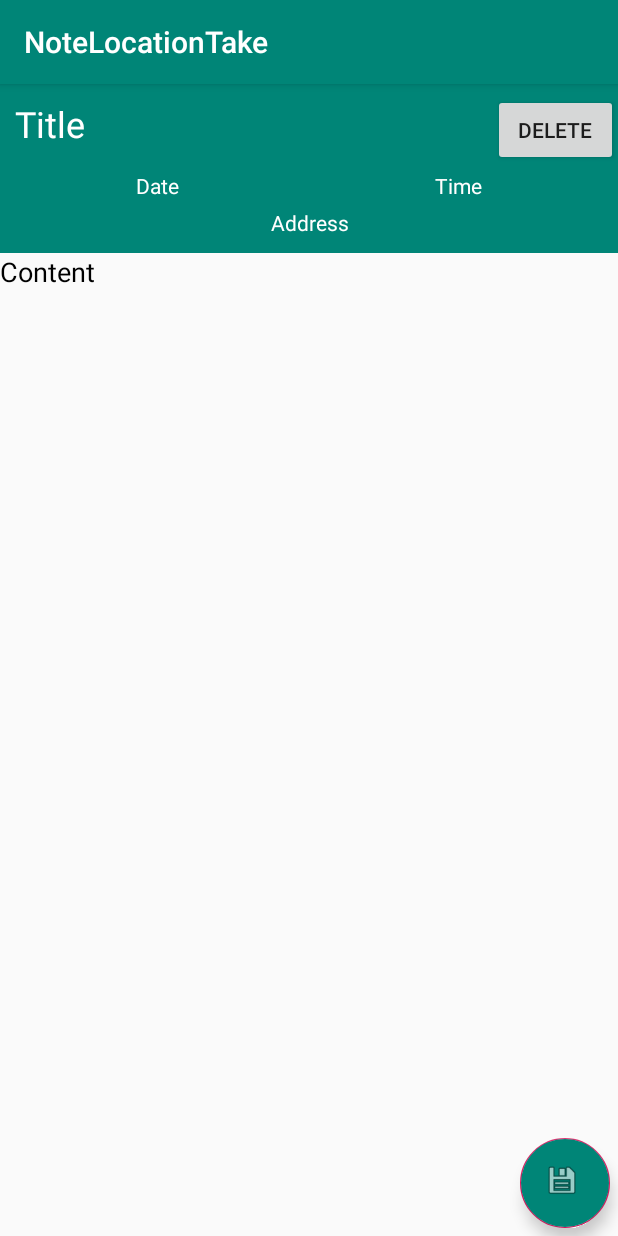
After one commit to Kaosorer/NoteLocationTake, an Android app: the DetailActivity screen opened directly, with no data from a screen before it, on a phone screen of 412 x 824 dp. The commit adds this screen. Run offline under Robolectric (Android 15) with nearby library versions, the phone set to English and light mode, and no system bars; 6 statements that could not run were skipped.

Commit message:
Added deletion of notes; Edit notes class created

```diff
--- /dev/null
+++ b/app/src/main/java/com/example/notelocationtake/DetailActivity.java
@@ -0,0 +1,65 @@
+package com.example.notelocationtake;
+
+import android.content.Intent;
+import android.os.Bundle;
+import android.view.View;
+import android.widget.Button;
+import android.widget.TextView;
+import android.widget.Toast;
+
+import androidx.appcompat.app.AppCompatActivity;
+
+import com.google.android.material.floatingactionbutton.FloatingActionButton;
+
+public class DetailActivity extends AppCompatActivity {
+
+    TextView titleEA, dateEA, timeEA, addressEA, contentEA;
+    DBHelper dbHelper;
+    Note note;
+
+
+    @Override
+    protected void onCreate(Bundle savedInstanceState) {
+        super.onCreate(savedInstanceState);
+        setContentView(R.layout.activity_see_detail);
+
+        Intent intent = getIntent();
+        Long id = intent.getLongExtra("ID",0);
+
+        dbHelper = new DBHelper(this);
+        note = dbHelper.getNote(id);
+
+        //Toast.makeText(this,"Title = "+note.getTitle(), Toast.LENGTH_SHORT).show();//Test for index match
+
+        titleEA = findViewById(R.id.textViewTitleActEdit);
+        contentEA = findViewById(R.id.textViewContentActEdit);
+        dateEA = findViewById(R.id.textViewDateActEdit);
+        timeEA = findViewById(R.id.textViewTimeActEdit);
+        addressEA = findViewById(R.id.textViewAddressActEdit);
+
+        titleEA.setText(note.getTitle());
+        contentEA.setText(note.getContent());
+        dateEA.setText(note.getDate());
+        timeEA.setText(note.getTime());
+        addressEA.setText(note.getAddress());
+
+        Button delButton = findViewById(R.id.buttonNoteDel);
+        delButton.setOnClickListener(new View.OnClickListener() {
+            @Override
+            public void onClick(View view) {
+                dbHelper.deleteNote(note.getID());
+                startActivity(new Intent(getApplicationContext(),MainActivity.class));
+                Toast.makeText(getApplicationContext(),"Note Deleted!", Toast.LENGTH_SHORT).show();
+            }
+        });
+
+        FloatingActionButton deleteNoteFAB = findViewById(R.id.editFAB);
+        deleteNoteFAB.setOnClickListener(new View.OnClickListener() {
+            @Override
+            public void onClick(View view) {
+
+            }
+        });
+
+    }
+}
--- /dev/null
+++ b/app/src/main/res/layout/activity_see_detail.xml
@@ -0,0 +1,113 @@
+<?xml version="1.0" encoding="utf-8"?>
+<androidx.constraintlayout.widget.ConstraintLayout xmlns:android="http://schemas.android.com/apk/res/android"
+    xmlns:app="http://schemas.android.com/apk/res-auto"
+    xmlns:tools="http://schemas.android.com/tools"
+    android:layout_width="match_parent"
+    android:layout_height="match_parent"
+    android:orientation="vertical">
+
+    <LinearLayout
+        android:id="@+id/topRowContainer"
+        android:layout_width="match_parent"
+        android:layout_height="wrap_content"
+        app:layout_constraintTop_toTopOf="parent"
+        android:backgroundTint="@color/colorPrimary"
+        android:background="@color/colorPrimary"
+        >
+
+        <TextView
+            android:id="@+id/textViewTitleActEdit"
+            android:layout_width="match_parent"
+            android:layout_height="wrap_content"
+            android:background="@color/colorPrimary"
+            android:ems="10"
+            android:text="Title"
+            android:padding="10dp"
+            android:textColor="#FFFFFF"
+            android:layout_weight="19"
+            android:textSize="24dp"
+            />
+
+        <Button
+            android:id="@+id/buttonNoteDel"
+            android:layout_width="wrap_content"
+            android:layout_height="wrap_content"
+            android:layout_weight="1"
+            android:text="Delete" />
+
+    </LinearLayout>
+
+    <TextView
+        android:textSize="18sp"
+        android:textColor="#000"
+        android:id="@+id/textViewContentActEdit"
+        android:layout_width="match_parent"
+        android:layout_height="0dp"
+        android:background="@null"
+        android:ems="10"
+        android:gravity="top"
+        android:text="Content"
+        app:layout_constraintBottom_toBottomOf="parent"
+        app:layout_constraintTop_toBottomOf="@id/dateTimeAddressBlock" />
+
+    <LinearLayout
+        android:background="@color/colorPrimary"
+        app:layout_constraintTop_toBottomOf="@id/topRowContainer"
+        android:id="@+id/dateTimeAddressBlock"
+        android:layout_width="match_parent"
+        android:layout_height="wrap_content"
+        android:orientation="vertical"
+        android:padding="5dp"
+        >
+
+        <LinearLayout
+
+            android:layout_width="match_parent"
+            android:layout_height="wrap_content"
+            android:orientation="horizontal">
+
+            <TextView
+                android:id="@+id/textViewDateActEdit"
+                android:layout_width="wrap_content"
+                android:layout_height="wrap_content"
+                android:layout_weight="1"
+                android:gravity="center"
+                android:textColor="#FFFFFF"
+                android:text="Date" />
+
+            <TextView
+                android:id="@+id/textViewTimeActEdit"
+                android:layout_width="wrap_content"
+                android:layout_height="wrap_content"
+                android:layout_weight="1"
+                android:gravity="center"
+                android:textColor="#FFFFFF"
+                android:text="Time" />
+
+        </LinearLayout>
+
+        <TextView
+            android:id="@+id/textViewAddressActEdit"
+            android:layout_width="match_parent"
+            android:layout_height="wrap_content"
+            android:layout_weight="1"
+            android:gravity="center"
+            android:textColor="#FFFFFF"
+            android:text="Address"
+            android:padding="5dp"
+            />
+    </LinearLayout>
+
+    <com.google.android.material.floatingactionbutton.FloatingActionButton
+        android:id="@+id/editFAB"
+        android:layout_width="60dp"
+        android:layout_height="60dp"
+        android:layout_margin="5dp"
+        android:backgroundTint="@color/colorPrimary"
+        android:background="@color/colorPrimary"
+        android:clickable="true"
+        android:src="@android:drawable/ic_menu_save"
+        app:layout_constraintBottom_toBottomOf="parent"
+        app:layout_constraintEnd_toEndOf="parent" />
+
+</androidx.constraintlayout.widget.ConstraintLayout>
--- /dev/null
+++ b/app/src/main/res/values/dimens.xml
@@ -0,0 +1,3 @@
+<resources>
+    <dimen name="fab_margin">16dp</dimen>
+</resources>
--- a/app/src/main/res/values/strings.xml
+++ b/app/src/main/res/values/strings.xml
@@ -1,3 +1,4 @@
 <resources>
     <string name="app_name">NoteLocationTake</string>
+    <string name="title_activity_edit">EditActivity</string>
 </resources>
```
Also changed, not shown: app/src/main/AndroidManifest.xml (+3 -6 lines), app/src/main/java/com/example/notelocationtake/Adapter.java (+15 -0 lines), app/src/main/java/com/example/notelocationtake/DBHelper.java (+14 -3 lines), app/src/main/java/com/example/notelocationtake/EditNoteActivity.java (added, +14 -0 lines), app/src/main/res/layout/activity_edit_note.xml (added, +9 -0 lines), app/src/main/res/values/styles.xml (+9 -0 lines).
